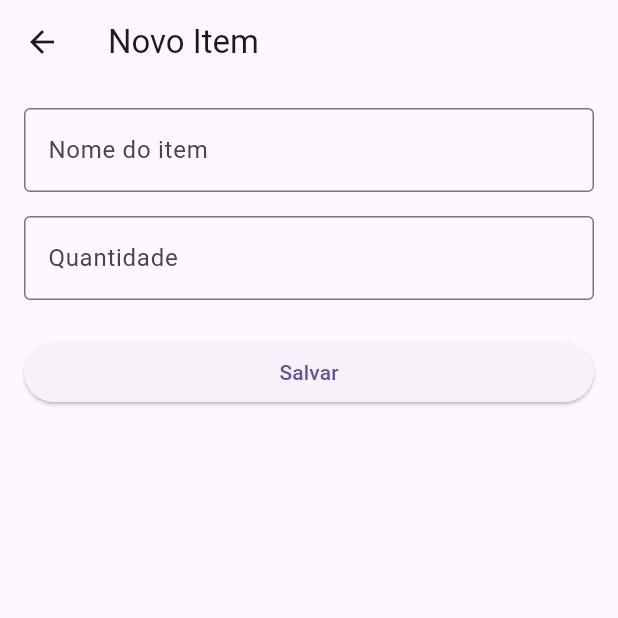
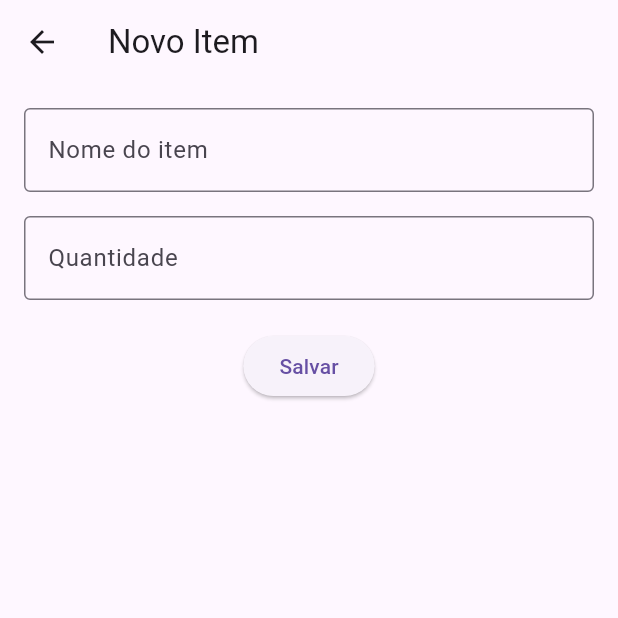
Before and after one commit to Samuel8460557/lista_de_compras, a Flutter app: the screen it shows after launch, after a tap on the "add" icon, on a phone screen of 412 x 824 dp, the top half of it. Run offline on Flutter 3.47's test engine with Material 3 defaults, Android fonts, the phone set to English and light mode, and no system bars.

Commit message:
Update main.dart

```diff
--- a/lib/main.dart
+++ b/lib/main.dart
@@ -1,8 +1,3 @@
-// ===================================================================
-// ATIVIDADE DE REVISÃO - SA02
-// Lista de Compras
-// ===================================================================
-
 import 'package:flutter/material.dart';
 
 void main() {
@@ -16,12 +11,13 @@ class MeuApp extends StatelessWidget {
   Widget build(BuildContext context) {
     return MaterialApp(
       title: 'Lista de Compras',
+      debugShowCheckedModeBanner: false,
       home: const TelaLista(),
     );
   }
 }
 
-// TODO 1: classe/modelo Item
+// Modelo do item
 class Item {
   String nome;
   int quantidade;
@@ -34,6 +30,7 @@ class Item {
   });
 }
 
+// Tela principal
 class TelaLista extends StatefulWidget {
   const TelaLista({super.key});
 
@@ -42,21 +39,17 @@ class TelaLista extends StatefulWidget {
 }
 
 class _TelaListaState extends State<TelaLista> {
-  // TODO 2: lista que guarda os itens
-  final List<Item> itens = [];
+  // Lista que guarda os itens
+  List<Item> itens = [];
 
-  // Conta quantos itens já foram marcados como comprados
-  int get totalComprados => itens.where((item) => item.comprado).length;
-
-  // TODO 3: abre a tela de cadastro e recebe o item de volta
+  // Abre a tela para adicionar um novo item
   Future<void> abrirTelaAdicionar() async {
-    final novoItem = await Navigator.push<Item>(
+    final Item? novoItem = await Navigator.push(
       context,
-      MaterialPageRoute(builder: (context) => const TelaAdicionarItem()),
+      MaterialPageRoute(
+        builder: (context) => const TelaAdicionarItem(),
+      ),
     );
-
-    // Garante que a tela ainda existe depois do await
-    if (!mounted) return;
 
     if (novoItem != null) {
       setState(() {
@@ -64,50 +57,69 @@ class _TelaListaState extends State<TelaLista> {
       });
 
       ScaffoldMessenger.of(context).showSnackBar(
-        SnackBar(content: Text('${novoItem.nome} adicionado à lista')),
+        SnackBar(
+          content: Text('${novoItem.nome} adicionado à lista'),
+        ),
       );
     }
   }
 
-  // TODO 4: remove o item da posição indicada
+  // Remove um item da lista
   void removerItem(int indice) {
-    final removido = itens[indice];
+    final String nomeItem = itens[indice].nome;
 
     setState(() {
       itens.removeAt(indice);
     });
 
     ScaffoldMessenger.of(context).showSnackBar(
-      SnackBar(content: Text('${removido.nome} removido da lista')),
+      SnackBar(
+        content: Text('$nomeItem removido da lista'),
+      ),
     );
   }
 
   @override
   Widget build(BuildContext context) {
+    // Conta quantos itens foram comprados
+    final int comprados =
+        itens.where((item) => item.comprado).length;
+
     return Scaffold(
       appBar: AppBar(
         title: const Text('Lista de Compras'),
-        // TODO 5: contador "X de Y comprados"
         bottom: PreferredSize(
-          preferredSize: const Size.fromHeight(28),
+          preferredSize: const Size.fromHeight(30),
           child: Padding(
             padding: const EdgeInsets.only(bottom: 8),
             child: Text(
-              '$totalComprados de ${itens.length} comprados',
-              style: const TextStyle(fontSize: 14),
+              '$comprados de ${itens.length} comprados',
+              style: const TextStyle(
+                fontSize: 16,
+              ),
             ),
           ),
         ),
       ),
 
-      // TODO 6: ListView.builder com um Card para cada item
-      body: ListView.builder(
+      // Lista de itens
+      body: itens.isEmpty
+          ? const Center(
+              child: Text(
+                'Nenhum item na lista.',
+                style: TextStyle(fontSize: 18),
+              ),
+            )
+          : ListView.builder(
               itemCount: itens.length,
               itemBuilder: (context, indice) {
                 final item = itens[indice];
 
                 return Card(
-            margin: const EdgeInsets.symmetric(horizontal: 12, vertical: 6),
+                  margin: const EdgeInsets.symmetric(
+                    horizontal: 12,
+                    vertical: 6,
+                  ),
                   child: ListTile(
                     leading: Checkbox(
                       value: item.comprado,
@@ -117,6 +129,7 @@ class _TelaListaState extends State<TelaLista> {
                         });
                       },
                     ),
+
                     title: Text(
                       item.nome,
                       style: TextStyle(
@@ -125,17 +138,23 @@ class _TelaListaState extends State<TelaLista> {
                             : TextDecoration.none,
                       ),
                     ),
-              subtitle: Text('x${item.quantidade}'),
+
+                    subtitle: Text(
+                      'Quantidade: ${item.quantidade}',
+                    ),
+
                     trailing: IconButton(
                       icon: const Icon(Icons.delete),
-                onPressed: () => removerItem(indice),
+                      onPressed: () {
+                        removerItem(indice);
+                      },
                     ),
                   ),
                 );
               },
             ),
 
-      // TODO 7: botão flutuante que abre a tela de cadastro
+      // Botão para adicionar item
       floatingActionButton: FloatingActionButton(
         onPressed: abrirTelaAdicionar,
         child: const Icon(Icons.add),
@@ -144,6 +163,7 @@ class _TelaListaState extends State<TelaLista> {
   }
 }
 
+// Tela de cadastro
 class TelaAdicionarItem extends StatefulWidget {
   const TelaAdicionarItem({super.key});
 
@@ -152,9 +172,42 @@ class TelaAdicionarItem extends StatefulWidget {
 }
 
 class _TelaAdicionarItemState extends State<TelaAdicionarItem> {
-  // TODO 8: controllers dos campos de texto
-  final nomeController = TextEditingController();
-  final quantidadeController = TextEditingController();
+  // Controllers dos campos
+  final TextEditingController nomeController =
+      TextEditingController();
+
+  final TextEditingController quantidadeController =
+      TextEditingController();
+
+  // Salva o novo item
+  void salvar() {
+    final String nome = nomeController.text.trim();
+
+    final int quantidade =
+        int.tryParse(quantidadeController.text) ?? 1;
+
+    // Verifica se o nome foi preenchido
+    if (nome.isEmpty) {
+      ScaffoldMessenger.of(context).showSnackBar(
+        const SnackBar(
+          content: Text(
+            'Digite o nome do item.',
+          ),
+        ),
+      );
+
+      return;
+    }
+
+    // Devolve o item para a tela principal
+    Navigator.pop(
+      context,
+      Item(
+        nome: nome,
+        quantidade: quantidade,
+      ),
+    );
+  }
 
   @override
   void dispose() {
@@ -163,35 +216,18 @@ class _TelaAdicionarItemState extends State<TelaAdicionarItem> {
     super.dispose();
   }
 
-  // TODO 9: valida os dados e devolve o novo item
-  void salvar() {
-    final nome = nomeController.text.trim();
-    int quantidade = int.tryParse(quantidadeController.text) ?? 1;
-
-    if (nome.isEmpty) {
-      ScaffoldMessenger.of(context).showSnackBar(
-        const SnackBar(content: Text('Digite o nome do item')),
-      );
-      return;
-    }
-
-    // Evita quantidade zero ou negativa
-    if (quantidade < 1) {
-      quantidade = 1;
-    }
-
-    Navigator.pop(context, Item(nome: nome, quantidade: quantidade));
-  }
-
   @override
   Widget build(BuildContext context) {
     return Scaffold(
-      appBar: AppBar(title: const Text('Novo Item')),
+      appBar: AppBar(
+        title: const Text('Novo Item'),
+      ),
+
       body: Padding(
         padding: const EdgeInsets.all(16),
         child: Column(
           children: [
-            // TODO 10: campo do nome
+            // Campo do nome
             TextField(
               controller: nomeController,
               decoration: const InputDecoration(
@@ -199,9 +235,10 @@ class _TelaAdicionarItemState extends State<TelaAdicionarItem> {
                 border: OutlineInputBorder(),
               ),
             ),
+
             const SizedBox(height: 16),
 
-            // TODO 11: campo da quantidade
+            // Campo da quantidade
             TextField(
               controller: quantidadeController,
               keyboardType: TextInputType.number,
@@ -210,15 +247,13 @@ class _TelaAdicionarItemState extends State<TelaAdicionarItem> {
                 border: OutlineInputBorder(),
               ),
             ),
-            const SizedBox(height: 24),
 
-            // TODO 12: botão Salvar
-            SizedBox(
-              width: double.infinity,
-              child: ElevatedButton(
+            const SizedBox(height: 20),
+
+            // Botão salvar
+            ElevatedButton(
               onPressed: salvar,
               child: const Text('Salvar'),
-              ),
             ),
           ],
         ),
```
Lines whose indentation alone changed are shown as unchanged.
